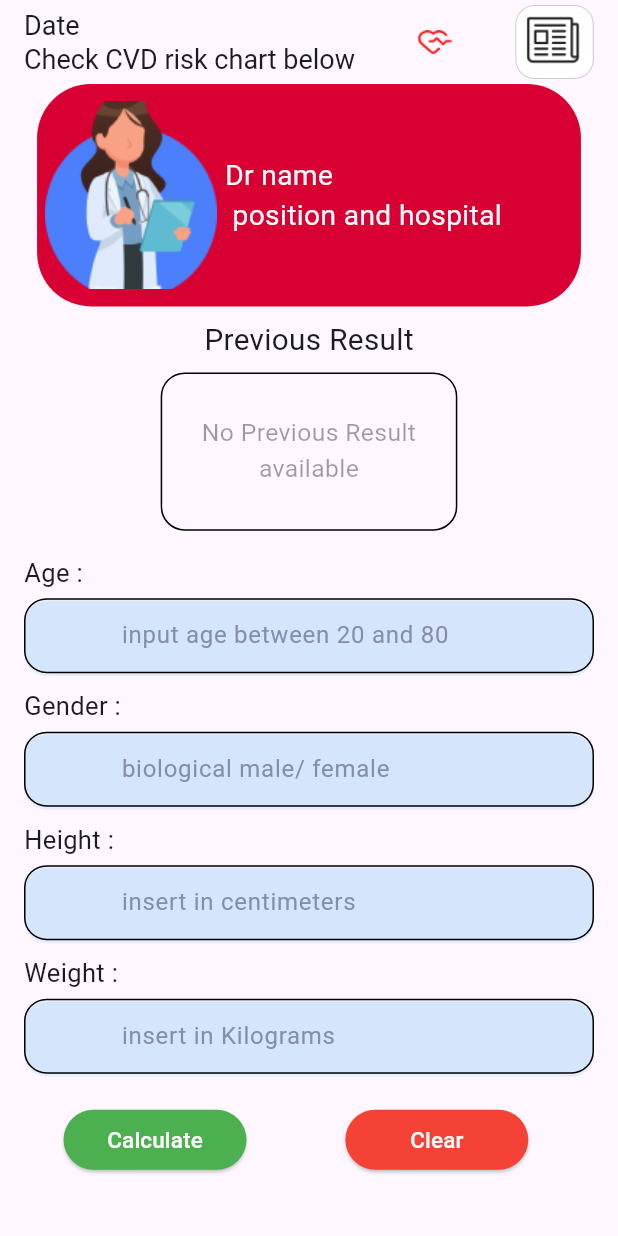
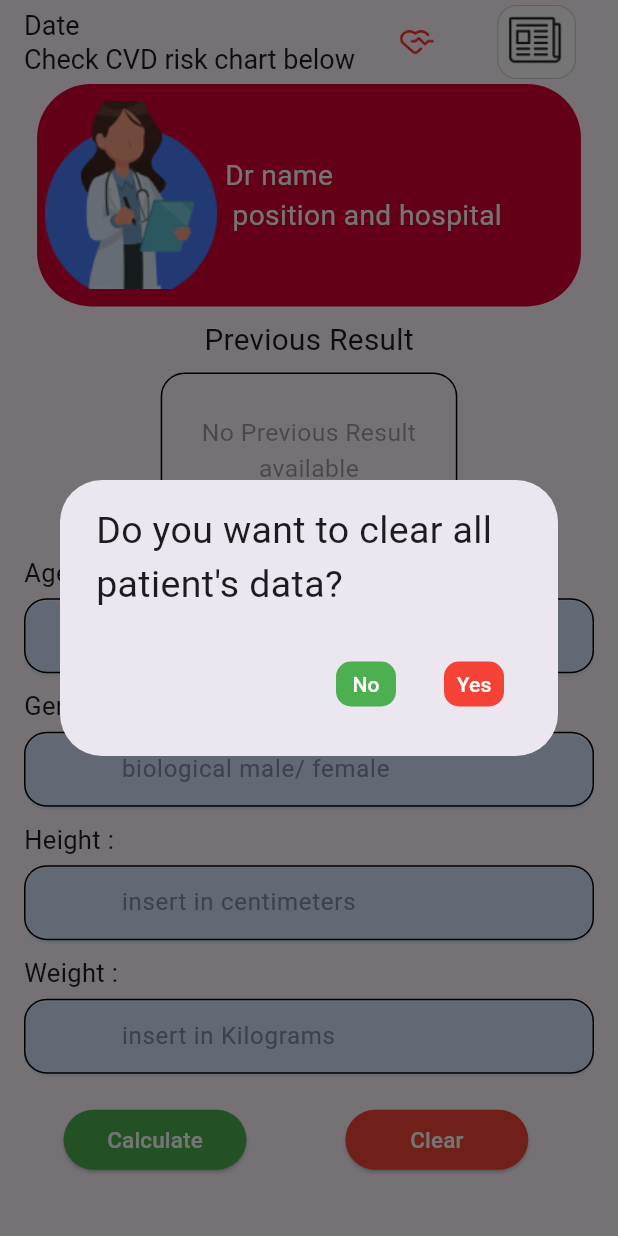
Before and after one commit to tasheera/CVD_Risk_Analyser, a Flutter app: the screen it shows after launch, after a tap on "Clear", on a phone screen of 412 x 824 dp. Run offline on Flutter 3.47's test engine with Material 3 defaults, Android fonts, the phone set to English and light mode, and no system bars; Roboto replaces fonts that are missing (Oswald).

Commit message:
add confirmation dialog box to clear patient data

```diff
--- a/lib/doctor_data_input_screen.dart
+++ b/lib/doctor_data_input_screen.dart
@@ -88,8 +88,8 @@ final GlobalKey <FormState> _formKey =GlobalKey();// create global key object fo
               width: iconSize*0.7,// adjust width of image using current screen width
               height: iconSize*0.7, // height of image
             ),
-              GestureDetector(
-                onTap: () {},
+              TextButton(
+                onPressed: () {},
                 child: Image.asset(
                 'assets/data_input_report_icon.png', //image file direct
                 width: iconSize*1.6, // adjust width of image using current screen width
@@ -201,7 +201,7 @@ final GlobalKey <FormState> _formKey =GlobalKey();// create global key object fo
 
                       const Text("Weight :",style: TextStyle(fontSize: 17,),), // create field name
                       const SizedBox(height: 5,), // add space between name and field
-                      _buildRiskInputField("insert in Kilograms", isValidHeight,"Enter valid weight",TextInputType.number,_weightCVDController), // create input field
+                      _buildRiskInputField("insert in Kilograms", isValidWeight,"Enter valid weight",TextInputType.number,_weightCVDController), // create input field
 
                       const SizedBox(height: 20,),
 
@@ -233,7 +233,7 @@ final GlobalKey <FormState> _formKey =GlobalKey();// create global key object fo
                             ),
                             onPressed: (){
 
-                              _riskCVDParameterClear();
+                              _patientDataClearConfirmBox(context); // call confirmation dialog box
 
                               },
                              child: const Text("Clear", style: TextStyle(color: Colors.white,fontSize: 15),),
@@ -256,12 +256,12 @@ final GlobalKey <FormState> _formKey =GlobalKey();// create global key object fo
 
 
   void calculateRiskLevel(){
-    //
+
     if(_formKey.currentState!.validate()){ // check validity of foam filed
-    print(_ageCVDController.text);
-    print(_genderCVDController.text);
-    print(_heightCVDController.text);
-    print(_weightCVDController.text);
+      print(_ageCVDController.text);
+      print(_genderCVDController.text);
+      print(_heightCVDController.text);
+      print(_weightCVDController.text);
     }
   }
 
@@ -271,6 +271,57 @@ final GlobalKey <FormState> _formKey =GlobalKey();// create global key object fo
     _heightCVDController.clear();
     _weightCVDController.clear();
 }
+
+
+  void _patientDataClearConfirmBox(BuildContext context) { // create clear confirmation box
+    showDialog(
+      context: context,
+      builder: (BuildContext context) {
+        return AlertDialog(
+          content: const Text("Do you want to clear all patient's data?",style: TextStyle(fontSize: 25),),
+          actions: [
+            TextButton(
+              onPressed: () {
+                Navigator.of(context).pop(); // close the confirmation box
+              },
+              child: Container(
+                                height: 30,
+                width: 40,
+                decoration: BoxDecoration(
+                  color: Colors.green,
+                  borderRadius: BorderRadius.circular(10),
+
+                ),
+                child: const Center(
+                    child: Text('No', style: TextStyle(color: Colors.white))
+                )
+              ),
+            ),
+            TextButton(
+              onPressed: () {
+                _riskCVDParameterClear(); // clear patient's data
+                Navigator.of(context).pop(); // close the confirmation box
+              },
+              child: Container(
+                height: 30,
+                width: 40,
+                  decoration: BoxDecoration(
+                  color: Colors.red,
+                  borderRadius: BorderRadius.circular(10),
+
+                ),
+                child: const Center(
+                    child: Text('Yes', style: TextStyle(color: Colors.white))
+                )
+              ),
+            ),
+          ],
+        );
+      },
+    );
+  }
+
+
 }
 
 
```
